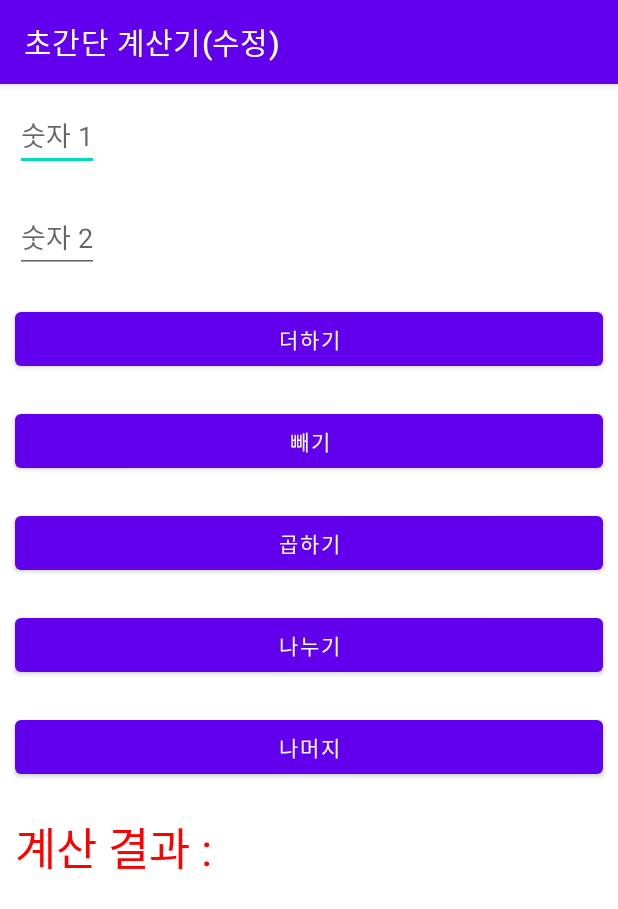
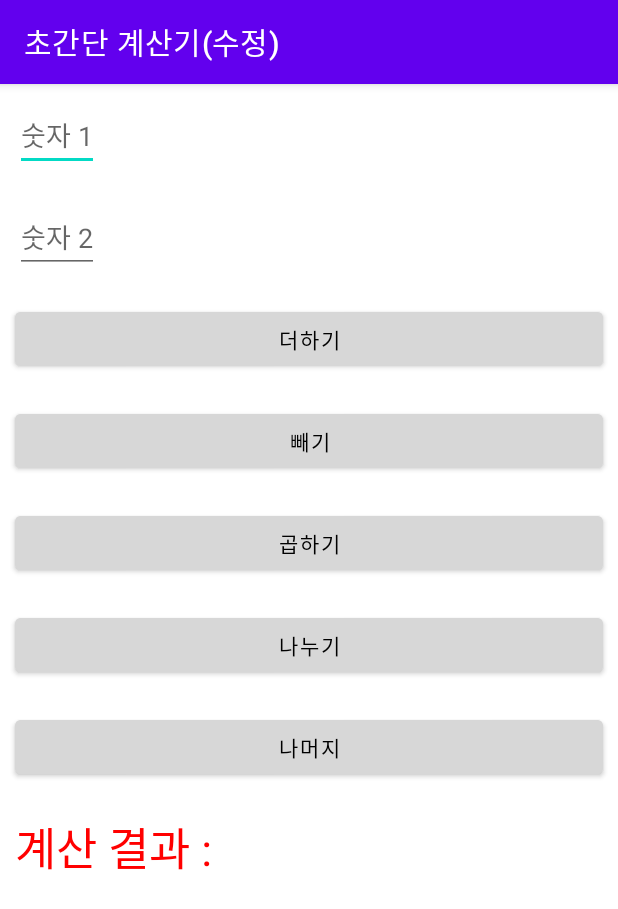
Before and after one commit to leehj24/Android_practice, an Android app: the screen it shows after launch (MainActivity), on a phone screen of 412 x 824 dp. Shown: the top 909 px of the screen. Run offline under Robolectric (Android 15) with nearby library versions, the phone set to English and light mode, and no system bars.

Commit message:
3주차 계산기 수정

```diff
--- a/app/src/main/res/layout/activity_main.xml
+++ b/app/src/main/res/layout/activity_main.xml
@@ -28,6 +28,8 @@
         android:layout_margin="10dp"
         android:text="더하기"
         android:id="@+id/BtnAdd"
+        android:backgroundTint="#D7D7D7"
+        android:textColor="#000000"
         android:clickable="true"
         />
 
@@ -37,6 +39,8 @@
         android:layout_margin="10dp"
         android:text="빼기"
         android:id="@+id/BtnSub"
+        android:backgroundTint="#D7D7D7"
+        android:textColor="#000000"
         android:clickable="true"
         />
 
@@ -46,6 +50,8 @@
         android:layout_margin="10dp"
         android:text="곱하기"
         android:id="@+id/BtnMul"
+        android:backgroundTint="#D7D7D7"
+        android:textColor="#000000"
         android:clickable="true"
         />
 
@@ -55,6 +61,8 @@
         android:layout_margin="10dp"
         android:text="나누기"
         android:id="@+id/BtnDiv"
+        android:backgroundTint="#D7D7D7"
+        android:textColor="#000000"
         android:clickable="true"
         />
 
@@ -64,6 +72,8 @@
         android:layout_margin="10dp"
         android:text="나머지"
         android:id="@+id/BtnExt"
+        android:backgroundTint="#D7D7D7"
+        android:textColor="#000000"
         android:clickable="true"
         />
 
```
